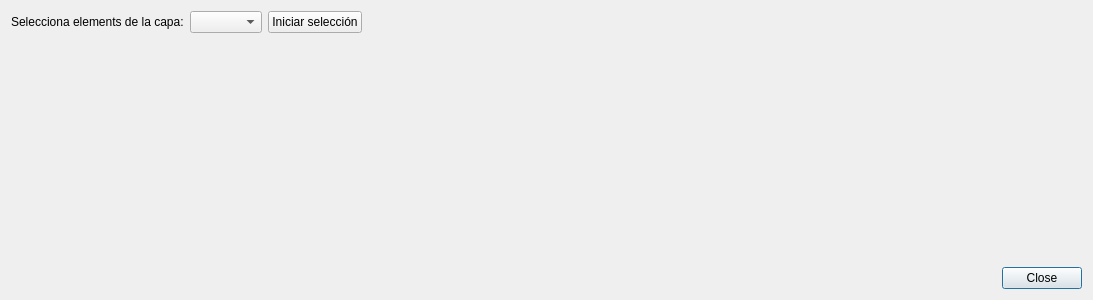
Qt form core/ui/my_toolbar/dlg_button_1.ui (Giswater/gw_example_plugin) before a commit.
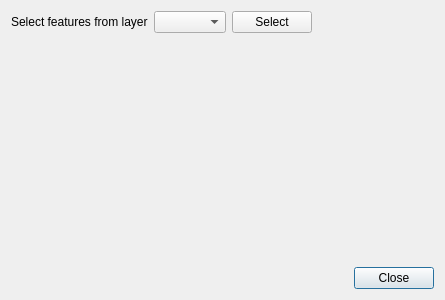
The same form after that commit.

Diff of the .ui file:
```diff
--- a/core/ui/my_toolbar/dlg_button_1.ui
+++ b/core/ui/my_toolbar/dlg_button_1.ui
@@ -6,7 +6,7 @@
    <rect>
     <x>0</x>
     <y>0</y>
-    <width>1093</width>
+    <width>445</width>
     <height>300</height>
    </rect>
   </property>
@@ -56,7 +56,7 @@
      <item>
       <widget class="QLabel" name="label">
        <property name="text">
-        <string>Selecciona elements de la capa:</string>
+        <string>Select features from layer</string>
        </property>
       </widget>
      </item>
@@ -66,7 +66,7 @@
      <item>
       <widget class="QPushButton" name="btn_selection">
        <property name="text">
-        <string>Iniciar selección</string>
+        <string>Select</string>
        </property>
       </widget>
      </item>
```
Left out of the diff: 4 changed lines with no effect on the pictures.
